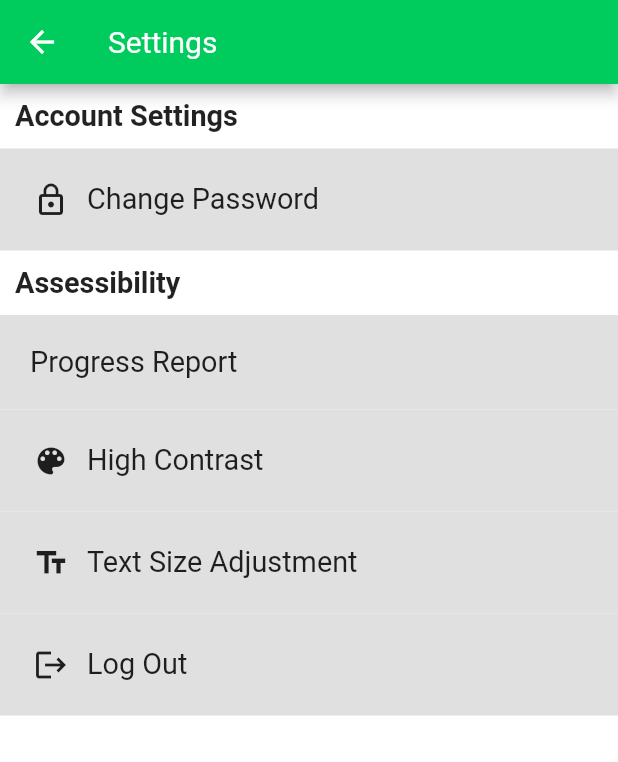
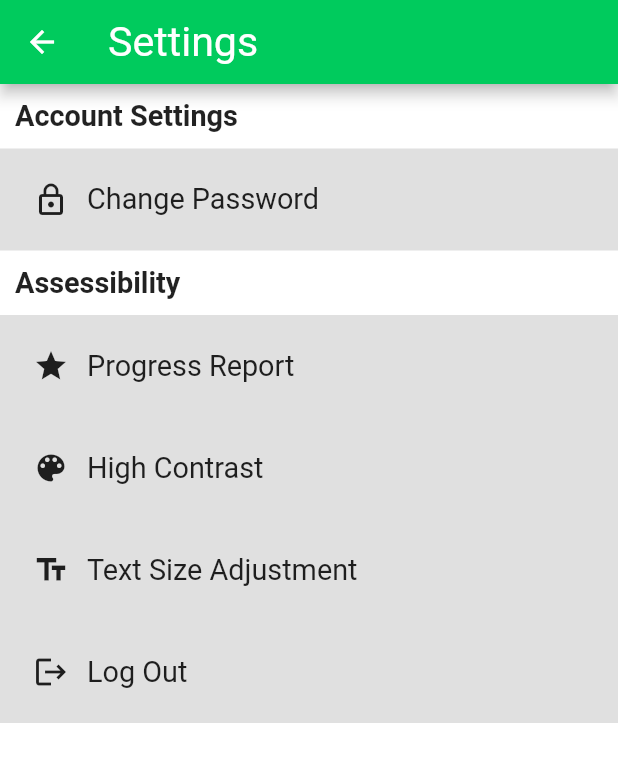
Before and after one commit to Stevens-ReCollect/ReCollect, a Flutter app: the SettingsPage screen opened by its route, on a phone screen of 412 x 824 dp. Shown: the top 762 px of the screen. Run offline on Flutter 3.47's test engine with Material 2 defaults, Android fonts, the phone set to English and light mode, and no system bars; our stand-ins replace cached_network_image, carousel_slider, cloud_firestore, firebase_auth, firebase_core, firebase_storage and 3 more; accounts and stored records are empty.

Commit message:
Add icon and routes

```diff
--- a/lib/progressReport.dart
+++ b/lib/progressReport.dart
@@ -36,7 +36,7 @@ class ProgressReportState extends State<ProgressReport>{
       appBar: AppBar(
         // App bar properties
         // title: Text(widget.title),
-        automaticallyImplyLeading: false,
+        automaticallyImplyLeading: true,
         backgroundColor: ColorConstants.appBar,
         title: Text('Progress Report', style: TextStyle(fontSize: TextSizeConstants.getadaptiveTextSize(context, TextSizeConstants.buttonText)))
       ),
--- a/lib/settings.dart
+++ b/lib/settings.dart
@@ -18,7 +18,7 @@ class SettingsPageState extends State<SettingsPage> {
     return Scaffold(
       backgroundColor: Colors.white,
       appBar: AppBar(
-        title: const Text("Settings"),
+        title: Text("Settings", style: TextStyle(fontSize: TextSizeConstants.getadaptiveTextSize(context, TextSizeConstants.buttonText))),
         backgroundColor: ColorConstants.appBar,
         automaticallyImplyLeading: true,
         ),
@@ -53,13 +53,22 @@ class SettingsPageState extends State<SettingsPage> {
                   context, TextSizeConstants.bodyText), fontWeight: FontWeight.w700))),
             Container(
             width: deviceWidth,
-            padding: const EdgeInsets.all(20),
+            padding: const EdgeInsets.all(10),
             color: ColorConstants.formField,
-            child:InkWell(
+            child:Row(
+            children:<Widget>[
+              IconButton(
+                icon:const Icon(Icons.grade),
+                onPressed: () {
+                  Navigator.pushNamed(context, RouteConstants.progressRoute);
+                },),
+            InkWell(
               child:Text('Progress Report', style: TextStyle(fontSize: 0.7*TextSizeConstants.getadaptiveTextSize(
                   context, TextSizeConstants.bodyText))),
-              onTap: (){},
-            )),
+              onTap: (){
+                Navigator.pushNamed(context, RouteConstants.progressRoute);
+              },
+            )])),
             Container(
             width: deviceWidth,
             padding: const EdgeInsets.all(10),
```
Also changed, not shown: pubspec.lock.
